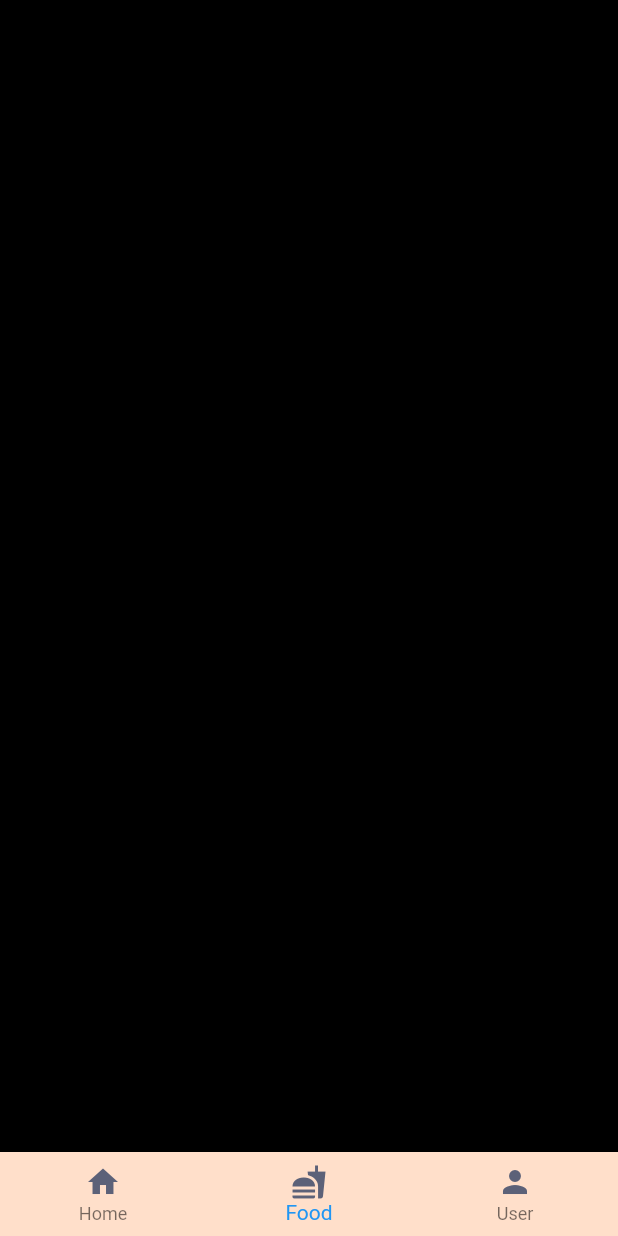
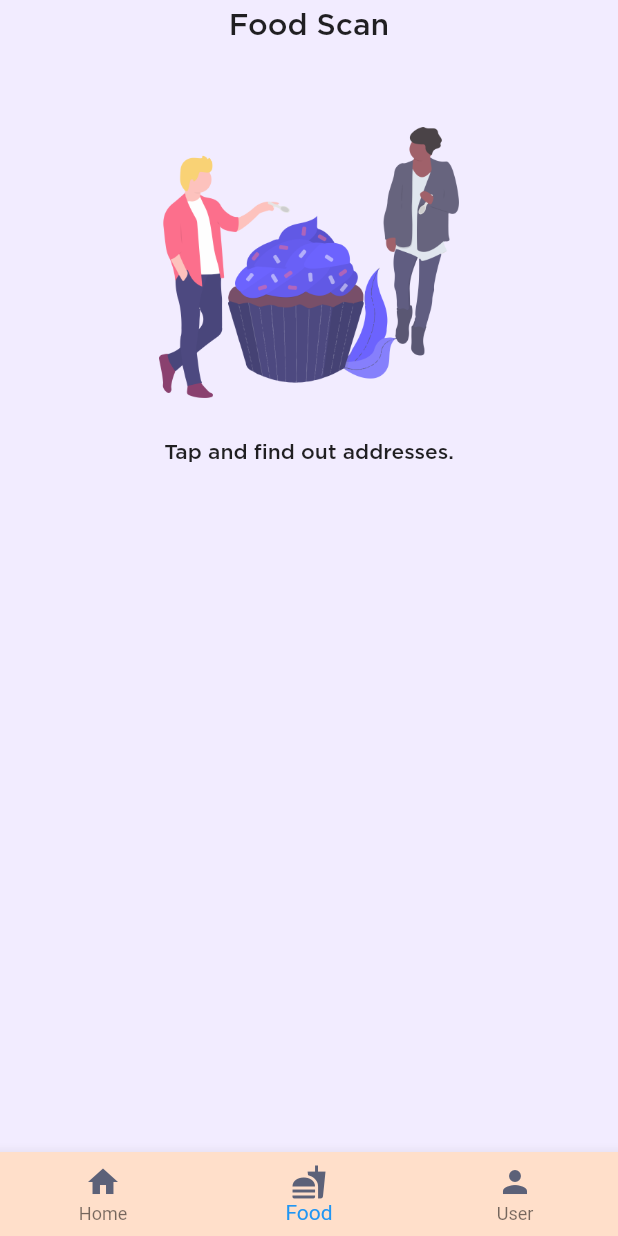
Before and after one commit to ameysunu/healthx, a Flutter app: the HomeWidget screen opened directly, item 2 of the bottom bar chosen, on a phone screen of 412 x 824 dp. Run offline on Flutter 3.47's test engine with Material 2 defaults, Android fonts, the light colour scheme and no system bars; our stand-ins replace cloud_firestore, firebase_auth, firebase_core, google_sign_in, hexcolor, image_picker; missing offline and left inert: firebase_ml_vision; accounts and stored records are empty.

Commit message:
food scan

```diff
--- /dev/null
+++ b/lib/camera/cam.dart
@@ -0,0 +1,124 @@
+import 'dart:io';
+
+import 'package:flutter/material.dart';
+import 'package:hexcolor/hexcolor.dart';
+
+import 'package:image_picker/image_picker.dart';
+import 'package:firebase_ml_vision/firebase_ml_vision.dart';
+
+void main() => runApp(MyApp());
+
+class MyApp extends StatelessWidget {
+  @override
+  Widget build(BuildContext context) {
+    return MaterialApp(
+      debugShowCheckedModeBanner: false,
+      home: MyHomePage(),
+    );
+  }
+}
+
+class MyHomePage extends StatefulWidget {
+  @override
+  _MyHomePageState createState() => _MyHomePageState();
+}
+
+class _MyHomePageState extends State<MyHomePage> {
+  File pickedImage;
+  var text = '';
+
+  bool imageLoaded = false;
+
+  Future pickImage() async {
+    var awaitImage = await ImagePicker.pickImage(source: ImageSource.gallery);
+
+    setState(() {
+      pickedImage = awaitImage;
+      imageLoaded = true;
+    });
+    FirebaseVisionImage visionImage = FirebaseVisionImage.fromFile(pickedImage);
+    TextRecognizer textRecognizer = FirebaseVision.instance.textRecognizer();
+    VisionText visionText = await textRecognizer.processImage(visionImage);
+
+    for (TextBlock block in visionText.blocks) {
+      for (TextLine line in block.lines) {
+        for (TextElement word in line.elements) {
+          setState(() {
+            text = text + word.text + ' ';
+          });
+        }
+        text = text + '\n';
+      }
+    }
+    textRecognizer.close();
+  }
+
+  @override
+  Widget build(BuildContext context) {
+    return Scaffold(
+      backgroundColor: Hexcolor('#F2ECFF'),
+      body: SafeArea(
+        child: Column(
+          children: <Widget>[
+            Padding(
+              padding: const EdgeInsets.all(8.0),
+              child: Text(
+                "Food Scan",
+                style: TextStyle(fontFamily: 'Gotham', fontSize: 20),
+              ),
+            ),
+            SizedBox(height: 30.0),
+            imageLoaded
+                ? Center(
+                    child: Container(
+                    decoration: BoxDecoration(
+                      color: Colors.white,
+                      boxShadow: const [
+                        BoxShadow(blurRadius: 20),
+                      ],
+                    ),
+                    margin: EdgeInsets.fromLTRB(0, 0, 0, 8),
+                    height: 250,
+                    child: Image.file(
+                      pickedImage,
+                      fit: BoxFit.cover,
+                    ),
+                  ))
+                : Container(),
+            SizedBox(height: 10.0),
+            Center(
+              child: InkWell(
+                child: SizedBox(
+                  height: 200,
+                  width: 200,
+                  child: Image.asset('images/food.png'),
+                ),
+                onTap: () async {
+                  pickImage();
+                },
+              ),
+            ),
+            SizedBox(height: 10.0),
+            SizedBox(height: 10.0),
+            text == ''
+                ? Text(
+                    'Tap and find out addresses.',
+                    style: TextStyle(fontFamily: 'Gotham'),
+                  )
+                : Expanded(
+                    child: SingleChildScrollView(
+                      child: Padding(
+                        padding: const EdgeInsets.all(15.0),
+                        child: Text(
+                          text,
+                          style: TextStyle(fontFamily: 'Gotham'),
+                        ),
+                      ),
+                    ),
+                  ),
+          ],
+        ),
+      ),
+    );
+  }
+}
--- a/lib/food.dart
+++ /dev/null
@@ -1,15 +0,0 @@
-import 'package:flutter/material.dart';
-
-class Food extends StatefulWidget {
-  @override
-  _FoodState createState() => _FoodState();
-}
-
-class _FoodState extends State<Food> {
-  @override
-  Widget build(BuildContext context) {
-    return Scaffold(
-      backgroundColor: Colors.black,
-    );
-  }
-}
--- a/lib/homewidget.dart
+++ b/lib/homewidget.dart
@@ -1,5 +1,5 @@
 import 'package:flutter/material.dart';
-import 'package:healthx/food.dart';
+import 'package:healthx/camera/cam.dart';
 import 'package:healthx/home.dart';
 import 'package:healthx/user.dart';
 import 'package:hexcolor/hexcolor.dart';
@@ -15,7 +15,7 @@ class _HomeWidgetState extends State<HomeWidget> {
 
   final List<Widget> _widgetOptions = [
     Home(),
-    Food(),
+    MyHomePage(),
     User(),
   ];
 
```
Also changed, not shown: pubspec.yaml (+6 -1 lines), images/food.png (added), pubspec.lock, 2 other files.
